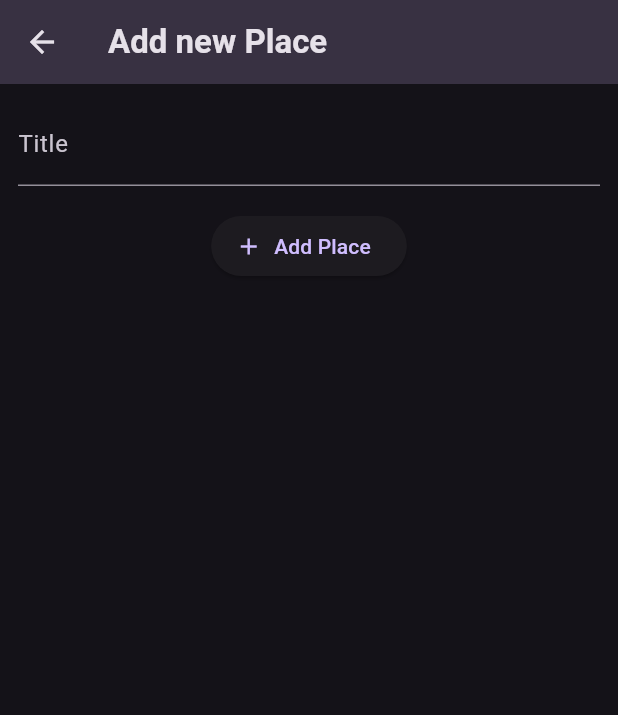
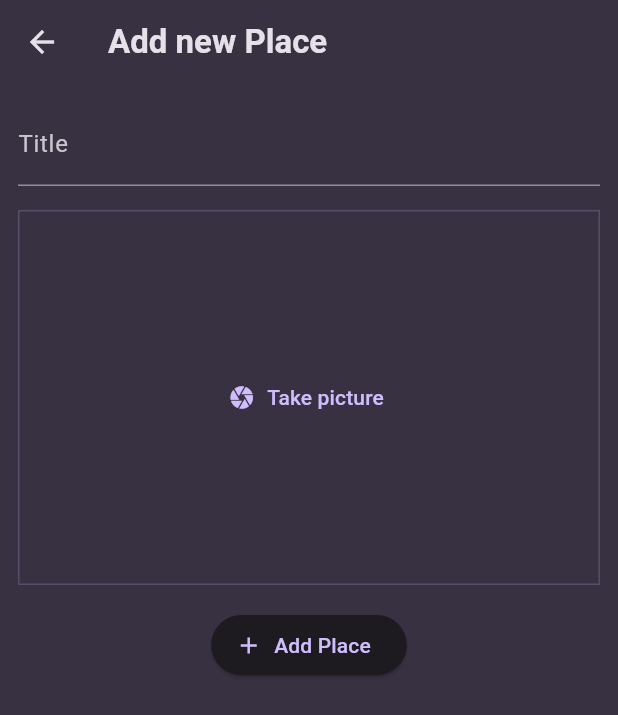
Before and after one commit to Roberto-Larivera/favorite_places, a Flutter app: the AddPlaceScreen screen opened directly, on a phone screen of 412 x 824 dp. Shown: the top 715 px of the screen. Run offline on Flutter 3.47's test engine with Material 3 defaults, Android fonts, the phone set to English and light mode, and no system bars; our stand-ins replace flutter_riverpod, google_fonts, image_picker.

Commit message:
#242 -> #242

```diff
--- a/lib/main.dart
+++ b/lib/main.dart
@@ -11,7 +11,7 @@ final colorScheme = ColorScheme.fromSeed(
 );
 
 final theme = ThemeData().copyWith(
-  scaffoldBackgroundColor: colorScheme.background,
+  scaffoldBackgroundColor: colorScheme.surface,
   colorScheme: colorScheme,
   textTheme: GoogleFonts.ubuntuCondensedTextTheme().copyWith(
     titleSmall: GoogleFonts.ubuntuCondensed(
--- a/lib/screens/add_place.dart
+++ b/lib/screens/add_place.dart
@@ -1,7 +1,8 @@
+import 'package:flutter/material.dart';
+import 'package:flutter_riverpod/flutter_riverpod.dart';
+
 import 'package:favorite_places/providers/user_places.dart';
-import 'package:flutter/material.dart';
-
-import 'package:flutter_riverpod/flutter_riverpod.dart';
+import 'package:favorite_places/widgets/image_input.dart';
 
 class AddPlaceScreen extends ConsumerStatefulWidget {
   const AddPlaceScreen({super.key});
@@ -58,6 +59,10 @@ class _AddPlaceScreenState extends ConsumerState<AddPlaceScreen> {
             const SizedBox(
               height: 16,
             ),
+            const ImageInput(),
+            const SizedBox(
+              height: 16,
+            ),
             ElevatedButton.icon(
               onPressed: _savePLace,
               icon: const Icon(Icons.add),
--- /dev/null
+++ b/lib/widgets/image_input.dart
@@ -0,0 +1,55 @@
+import 'package:flutter/material.dart';
+import 'package:image_picker/image_picker.dart';
+import 'dart:io';
+
+class ImageInput extends StatefulWidget {
+  const ImageInput({super.key});
+
+  @override
+  State<ImageInput> createState() => _ImageInputState();
+}
+
+class _ImageInputState extends State<ImageInput> {
+  File? _selectedImage;
+
+  void _takePicture() async {
+    final imagePicker = ImagePicker();
+    final pickedImage =
+        await imagePicker.pickImage(source: ImageSource.camera, maxWidth: 600);
+
+    if (pickedImage == null) return;
+
+    setState(() {
+      _selectedImage = File(pickedImage.path);
+    });
+  }
+
+  @override
+  Widget build(BuildContext context) {
+    Widget content = TextButton.icon(
+      icon: const Icon(Icons.camera),
+      label: const Text('Take picture'),
+      onPressed: _takePicture,
+    );
+
+    if (_selectedImage != null) {
+      content = Image.file(
+        _selectedImage!,
+        fit: BoxFit.cover,
+      );
+    }
+
+    return Container(
+      decoration: BoxDecoration(
+        border: Border.all(
+          width: 1,
+          color: Theme.of(context).colorScheme.primary.withOpacity(0.2),
+        ),
+      ),
+      height: 250,
+      width: double.infinity,
+      alignment: Alignment.center,
+      child: content,
+    );
+  }
+}
--- a/pubspec.yaml
+++ b/pubspec.yaml
@@ -3,6 +3,7 @@ description: "A new Flutter project."
 # The following line prevents the package from being accidentally published to
 # pub.dev using `flutter pub publish`. This is preferred for private packages.
 publish_to: 'none' # Remove this line if you wish to publish to pub.dev
+bundle_identifier: 'com.example.robertolarivera.favoritePlaces'
 
 # The following defines the version and build number for your application.
 # A version number is three numbers separated by dots, like 1.2.43
@@ -38,6 +39,7 @@ dependencies:
   google_fonts: ^6.2.0
   uuid: ^4.4.0
   flutter_riverpod: ^2.5.1
+  image_picker: ^1.1.1
 
 dev_dependencies:
   flutter_test:
```
Also changed, not shown: pubspec.lock, 11 other files.
